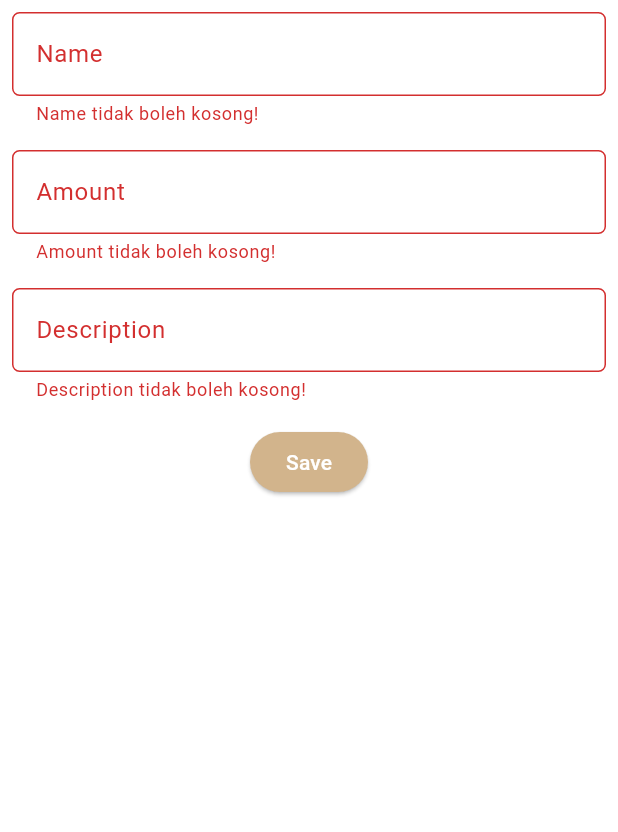
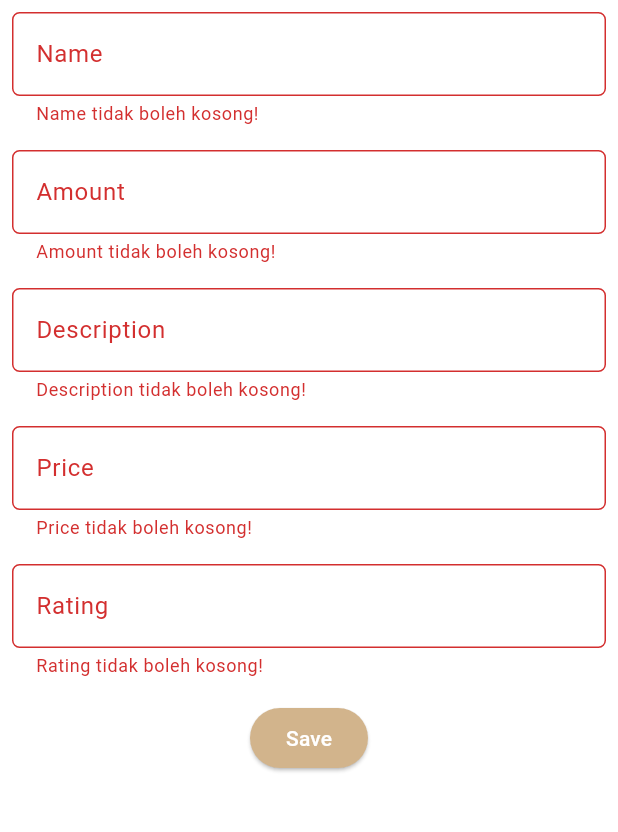
Before and after one commit to nsrnannaisha/Trubuy-PBP-Mobile, a Flutter app: the ProductEntryFormPage screen opened directly, after a tap on "Save", on a phone screen of 412 x 824 dp, the part 84-916 px from its top. Run offline on Flutter 3.47's test engine with Material 3 defaults, Android fonts, the phone set to English and light mode, and no system bars.

Commit message:
Tugas 8: improve validasi input

```diff
--- a/lib/screens/productentry_form.dart
+++ b/lib/screens/productentry_form.dart
@@ -13,6 +13,8 @@ class _ProductEntryFormPageState extends State<ProductEntryFormPage> {
   String _name = "";
   int _amount = 0;
   String _description = "";
+  int _price = 0;
+  double _rating = 0.0;
 
   @override
   Widget build(BuildContext context) {
@@ -56,7 +58,6 @@ class _ProductEntryFormPageState extends State<ProductEntryFormPage> {
                   },
                 ),
               ),
-
               Padding(
                 padding: const EdgeInsets.all(8.0),
                 child: TextFormField(
@@ -77,8 +78,12 @@ class _ProductEntryFormPageState extends State<ProductEntryFormPage> {
                     if (value == null || value.isEmpty) {
                       return "Amount tidak boleh kosong!";
                     }
-                    if (int.tryParse(value) == null) {
+                    int? amount = int.tryParse(value);
+                    if (amount == null) {
                       return "Amount harus berupa angka!";
+                    }
+                    if (amount < 0) {
+                      return "Amount tidak boleh negatif";
                     }
                     return null;
                   },
@@ -102,6 +107,68 @@ class _ProductEntryFormPageState extends State<ProductEntryFormPage> {
                   validator: (String? value) {
                     if (value == null || value.isEmpty) {
                       return "Description tidak boleh kosong!";
+                    }
+                    return null;
+                  },
+                ),
+              ),
+              Padding(
+                padding: const EdgeInsets.all(8.0),
+                child: TextFormField(
+                  decoration: InputDecoration(
+                    hintText: "Price",
+                    labelText: "Price",
+                    border: OutlineInputBorder(
+                      borderRadius: BorderRadius.circular(5.0),
+                    ),
+                  ),
+                  onChanged: (String? value) {
+                    setState(() {
+                      _price = int.tryParse(value!) ?? 0;
+                    });
+                  },
+
+                  validator: (String? value) {
+                    if (value == null || value.isEmpty) {
+                      return "Price tidak boleh kosong!";
+                    }
+                    int? price = int.tryParse(value);
+                    if (price == null) {
+                      return "Price harus berupa angka!";
+                    }
+                    if (price < 0) {
+                      return "Price tidak boleh negatif";
+                    }
+                    return null;
+                  },
+                ),
+              ),
+              Padding(
+                padding: const EdgeInsets.all(8.0),
+                child: TextFormField(
+                  decoration: InputDecoration(
+                    hintText: "Rating",
+                    labelText: "Rating",
+                    border: OutlineInputBorder(
+                      borderRadius: BorderRadius.circular(5.0),
+                    ),
+                  ),
+                  onChanged: (String? value) {
+                    setState(() {
+                      _rating = double.tryParse(value!) ?? 0;
+                    });
+                  },
+
+                  validator: (String? value) {
+                    if (value == null || value.isEmpty) {
+                      return "Rating tidak boleh kosong!";
+                    }
+                    double? rating = double.tryParse(value);
+                    if (rating == null) {
+                      return "Rating harus berupa angka desimal!";
+                    }
+                    if (rating < 0 || rating > 5) {
+                      return "Rating harus di antara 0 - 5!";
                     }
                     return null;
                   },
@@ -131,6 +198,8 @@ class _ProductEntryFormPageState extends State<ProductEntryFormPage> {
                                     Text('Name: $_name'),
                                     Text('Amount: $_amount'),
                                     Text('Description: $_description'),
+                                    Text('Price: $_price'),
+                                    Text('Rating: $_rating'),
                                   ],
                                 ),
                               ),
```
